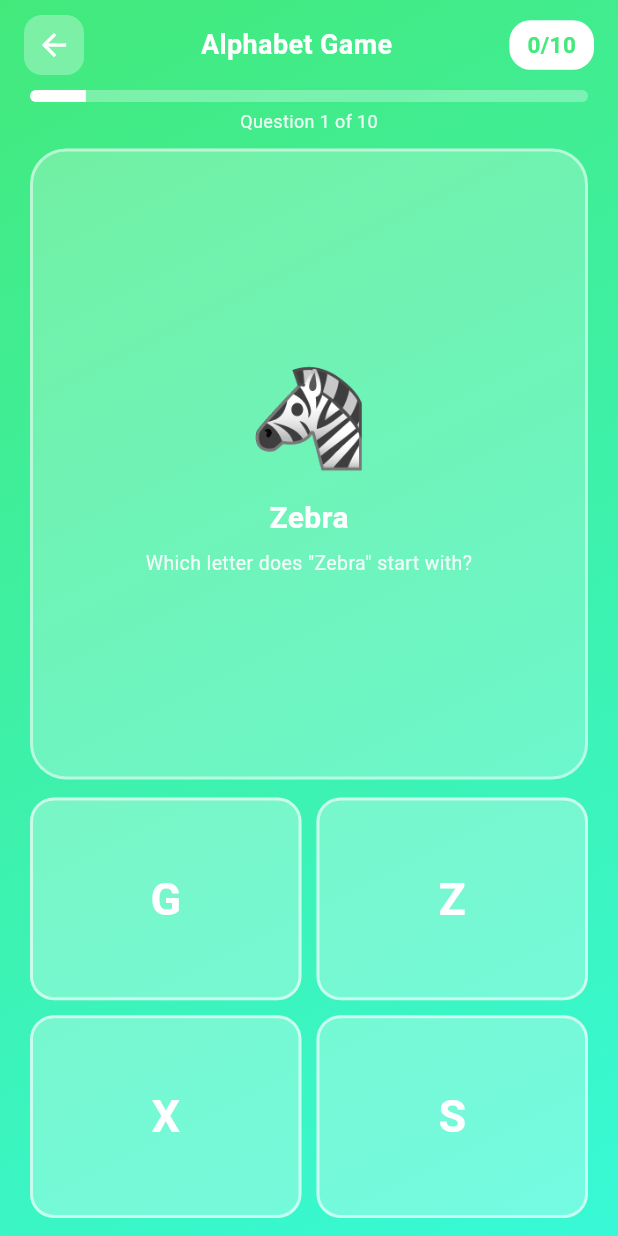
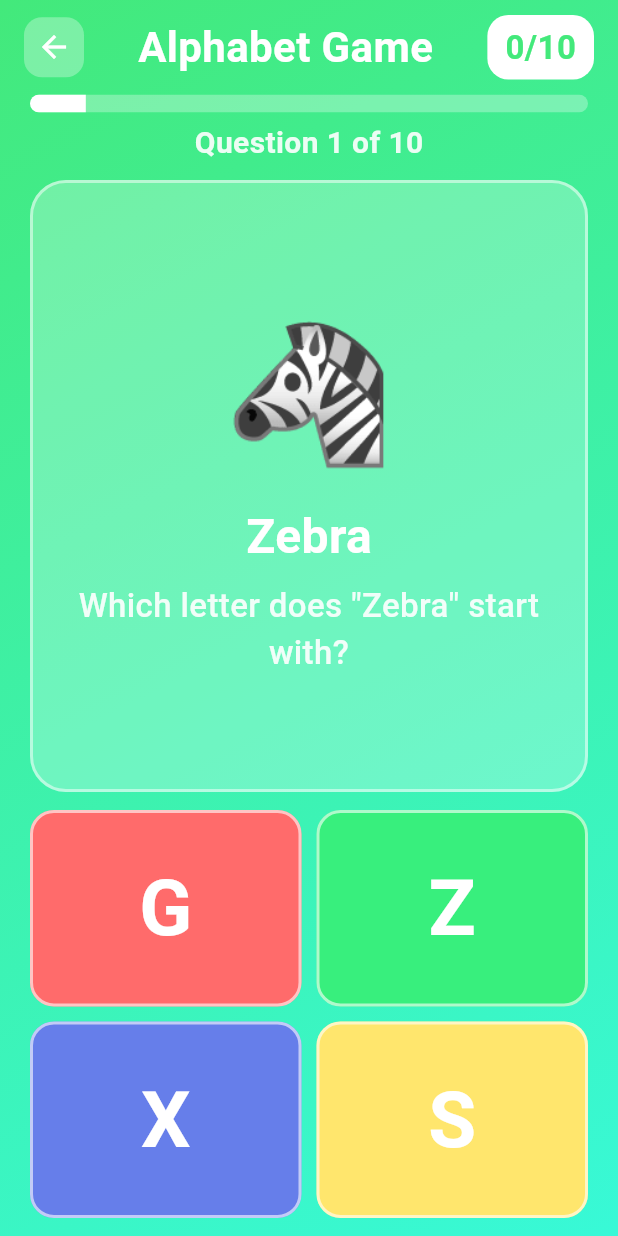
Before and after one commit to SlingggShottt/kids-quiz-game, a Flutter app: the AlphabetScreen screen opened by its route, on a phone screen of 412 x 824 dp. Run offline on Flutter 3.47's test engine with Material 3 defaults, Android fonts, the phone set to English and light mode, and no system bars; our stand-ins replace audioplayers, confetti, shared_preferences; accounts and stored records are empty.

Commit message:
Increase font sizes for kids readability and add vibrant button colors
- All screens: doubled/tripled font sizes for kids visibility
  (labels, scores, round counters, answer text, section headers)
- Progress bars: minHeight 8 → 12 across all game screens
- Quiz & game option buttons now have 4 distinct vivid colors
  (red/green/purple/yellow) — all 4 boxes are always different colors
- Alphabet screen: option buttons were transparent, now colored boxes
  matching the quiz/numbers style; letter text 30 → 52pt
- Numbers screen: emoji items 34 → 52pt; answer buttons 26 → 42pt;
  button row height 64 → 90px; round/score text larger
- Spot the Difference: 'Tap the odd one out!' 22 → 34pt; emoji cell
  size multiplier 0.48 → 0.60 for bigger glyphs in the grid
- Home screen: title 36 → 54pt; subtitle 18 → 26pt; button text
  22 → 32pt; bouncing icon circle 180 → 220px; gradient now 3 colors
- Splash screen: logo circle 150 → 200px; 'Kids Quiz' 40 → 60pt;
  'Learn & Play!' 20 → 30pt; gradient now 3 colors
- Results screen: message 28 → 42pt; score 48 → 64pt; stars 48 → 64px;
  button text 17 → 26pt; emoji circle 130 → 170px
- Categories screen: emoji 20-52 → 28-64px; card labels 9-15 → 13-22pt;
  section headers 13 → 20pt; GAME badge 7 → 11pt

Co-Authored-By: Claude Sonnet 4.6 <noreply@anthropic.com>

```diff
--- a/lib/screens/alphabet_screen.dart
+++ b/lib/screens/alphabet_screen.dart
@@ -38,6 +38,13 @@ class _AlphabetScreenState extends State<AlphabetScreen> {
     ('X', '❌', 'X Mark'),
     ('Y', '💛', 'Yellow'),
     ('Z', '🦓', 'Zebra'),
+  ];
+
+  static const _optionColors = [
+    Color(0xFFFF6B6B),
+    Color(0xFF38EF7D),
+    Color(0xFF667EEA),
+    Color(0xFFFFE66D),
   ];
 
   final _random = Random();
@@ -187,18 +194,19 @@ class _AlphabetScreenState extends State<AlphabetScreen> {
             borderRadius: BorderRadius.circular(8),
             child: LinearProgressIndicator(
               value: (_currentIndex + 1) / _questions.length,
-              minHeight: 8,
+              minHeight: 12,
               backgroundColor: Colors.white.withOpacity(0.3),
               valueColor:
                   const AlwaysStoppedAnimation<Color>(Colors.white),
             ),
           ),
-          const SizedBox(height: 4),
+          const SizedBox(height: 6),
           Text(
             'Question ${_currentIndex + 1} of ${_questions.length}',
             style: TextStyle(
               color: Colors.white.withOpacity(0.9),
-              fontSize: 12,
+              fontSize: 20,
+              fontWeight: FontWeight.w600,
             ),
           ),
         ],
@@ -221,25 +229,26 @@ class _AlphabetScreenState extends State<AlphabetScreen> {
           // Emoji scales with available height
           FittedBox(
             fit: BoxFit.scaleDown,
-            child: Text(emoji, style: const TextStyle(fontSize: 64)),
+            child: Text(emoji, style: const TextStyle(fontSize: 90)),
           ),
-          const SizedBox(height: 6),
+          const SizedBox(height: 8),
           Text(
             word,
             style: const TextStyle(
-              fontSize: 20,
+              fontSize: 32,
               fontWeight: FontWeight.bold,
               color: Colors.white,
             ),
           ),
-          const SizedBox(height: 6),
+          const SizedBox(height: 8),
           Padding(
             padding: const EdgeInsets.symmetric(horizontal: 16),
             child: Text(
               'Which letter does "$word" start with?',
               textAlign: TextAlign.center,
               style: TextStyle(
-                fontSize: 13,
+                fontSize: 22,
+                fontWeight: FontWeight.w500,
                 color: Colors.white.withOpacity(0.9),
               ),
             ),
@@ -256,9 +265,9 @@ class _AlphabetScreenState extends State<AlphabetScreen> {
         Expanded(
           child: Row(
             children: [
-              _optionBtn(_options[0], correctLetter),
+              _optionBtn(_options[0], correctLetter, 0),
               const SizedBox(width: 10),
-              _optionBtn(_options[1], correctLetter),
+              _optionBtn(_options[1], correctLetter, 1),
             ],
           ),
         ),
@@ -266,9 +275,9 @@ class _AlphabetScreenState extends State<AlphabetScreen> {
         Expanded(
           child: Row(
             children: [
-              _optionBtn(_options[2], correctLetter),
+              _optionBtn(_options[2], correctLetter, 2),
               const SizedBox(width: 10),
-              _optionBtn(_options[3], correctLetter),
+              _optionBtn(_options[3], correctLetter, 3),
             ],
           ),
         ),
@@ -276,14 +285,14 @@ class _AlphabetScreenState extends State<AlphabetScreen> {
     );
   }
 
-  Widget _optionBtn(String option, String correctLetter) {
+  Widget _optionBtn(String option, String correctLetter, int colorIndex) {
     final isCorrect = option == correctLetter;
     final isSelected = _selectedOption == option;
 
-    Color bgColor = Colors.white.withOpacity(0.3);
+    Color bgColor = _optionColors[colorIndex];
     if (_answered) {
-      if (isCorrect) bgColor = Colors.green.withOpacity(0.85);
-      else if (isSelected) bgColor = Colors.red.withOpacity(0.75);
+      if (isCorrect) bgColor = Colors.green.withOpacity(0.9);
+      else if (isSelected) bgColor = Colors.red.withOpacity(0.85);
     }
 
     return Expanded(
@@ -303,15 +312,15 @@ class _AlphabetScreenState extends State<AlphabetScreen> {
               children: [
                 if (_answered && isCorrect)
                   const Icon(Icons.check_circle,
-                      color: Colors.white, size: 20),
+                      color: Colors.white, size: 32),
                 if (_answered && isSelected && !isCorrect)
                   const Icon(Icons.cancel,
-                      color: Colors.white, size: 20),
+                      color: Colors.white, size: 32),
                 if (_answered) const SizedBox(width: 6),
                 Text(
                   option,
                   style: const TextStyle(
-                    fontSize: 30,
+                    fontSize: 52,
                     fontWeight: FontWeight.bold,
                     color: Colors.white,
                   ),
@@ -349,7 +358,7 @@ class _AlphabetScreenState extends State<AlphabetScreen> {
               'Alphabet Game',
               textAlign: TextAlign.center,
               style: TextStyle(
-                fontSize: 18,
+                fontSize: 28,
                 fontWeight: FontWeight.bold,
                 color: Colors.white,
               ),
@@ -365,7 +374,7 @@ class _AlphabetScreenState extends State<AlphabetScreen> {
             child: Text(
               '$_score/${_questions.length}',
               style: const TextStyle(
-                fontSize: 15,
+                fontSize: 22,
                 fontWeight: FontWeight.bold,
                 color: Color(0xFF43E97B),
               ),
```
Also changed, not shown: lib/screens/categories_screen.dart (+5 -5 lines), lib/screens/home_screen.dart (+13 -12 lines), lib/screens/numbers_screen.dart (+12 -11 lines), lib/screens/quiz_screen.dart (+14 -14 lines), lib/screens/results_screen.dart (+12 -12 lines), lib/screens/splash_screen.dart (+9 -8 lines), lib/screens/spot_the_difference_screen.dart (+10 -9 lines).
